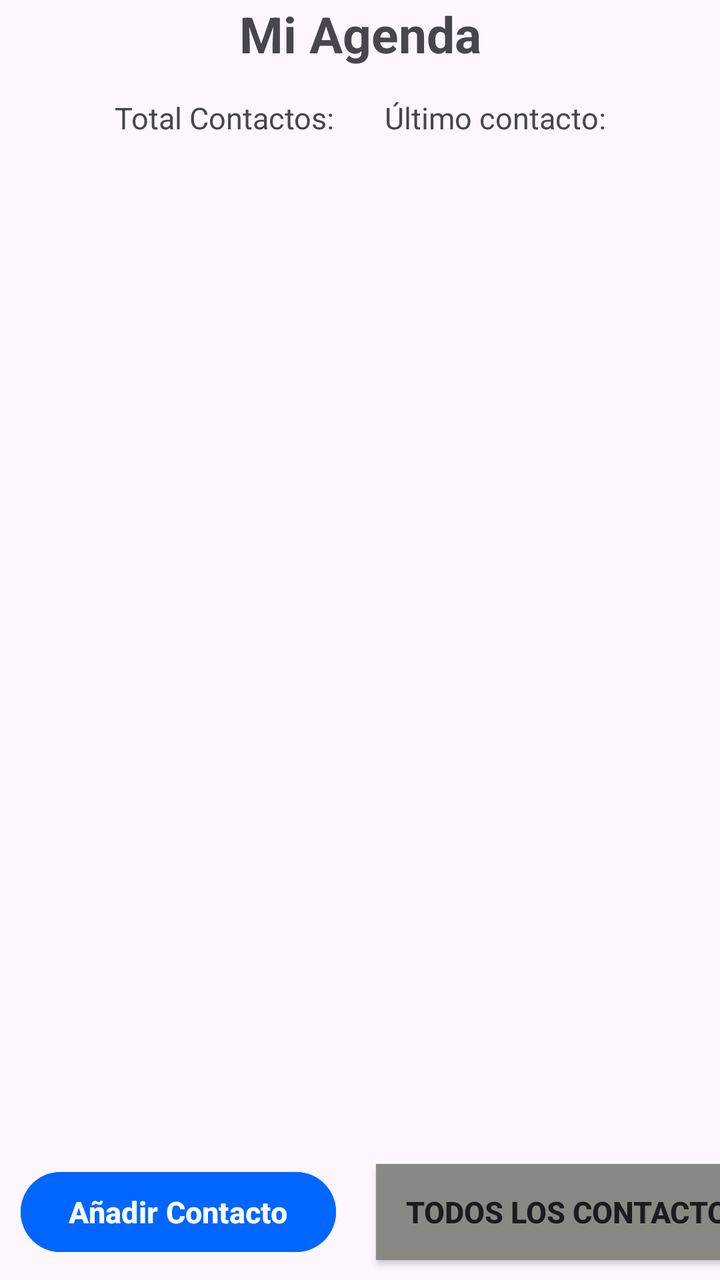
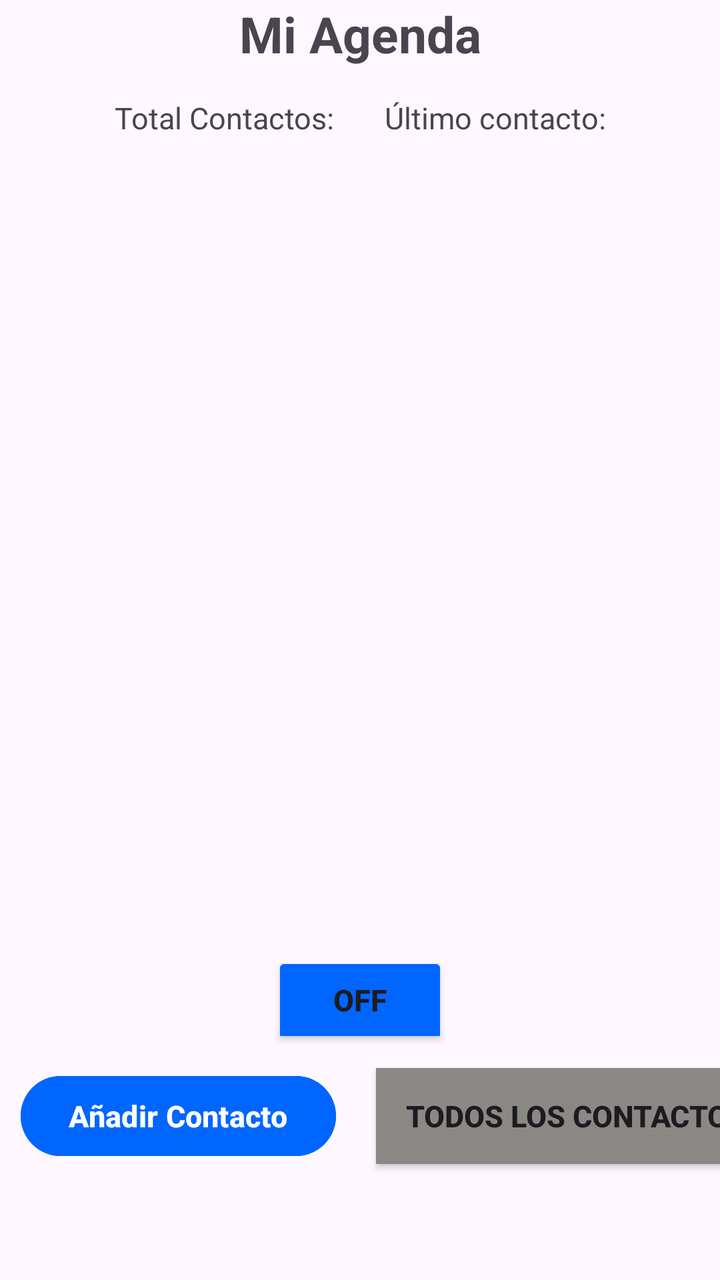

An Android layout rendered at two revisions. The XML below is the earlier revision; the diff shows what the commit changed to produce the second picture.
<!-- AndroidManifest.xml: application theme Theme.MiAgenda -->
<!-- res/layout/activity_main.xml -->
<?xml version="1.0" encoding="utf-8"?>
<androidx.constraintlayout.widget.ConstraintLayout xmlns:android="http://schemas.android.com/apk/res/android"
    xmlns:app="http://schemas.android.com/apk/res-auto"
    xmlns:tools="http://schemas.android.com/tools"
    android:id="@+id/main"
    android:layout_width="match_parent"
    android:layout_height="match_parent"
    tools:context=".MainActivity">

    <TextView
        android:id="@+id/title"
        android:layout_width="wrap_content"
        android:layout_height="wrap_content"
        android:text="@string/app_name"
        app:layout_constraintTop_toTopOf="parent"
        app:layout_constraintEnd_toEndOf="parent"
        app:layout_constraintStart_toStartOf="parent"
        android:textSize="25sp"
        android:textStyle="bold"
    />

    <LinearLayout
        android:id="@+id/infoLayout"
        android:layout_width="wrap_content"
        android:layout_height="wrap_content"
        app:layout_constraintStart_toStartOf="@+id/title"
        app:layout_constraintEnd_toEndOf="@+id/title"
        app:layout_constraintTop_toBottomOf="@+id/title"
        android:layout_margin="10dp"
        android:orientation="horizontal">

        <TextView
            android:id="@+id/contactos"
            android:layout_width="wrap_content"
            android:layout_height="wrap_content"
            android:text="@string/contacts"
            android:padding="5dp"
            android:textSize="15sp"
        />
        
        <TextView
            android:id="@+id/contacts_count"
            android:layout_width="wrap_content"
            android:layout_height="wrap_content"
            android:paddingStart="0dp"
            android:paddingEnd="10dp"
            android:textSize="15sp"
        />

        <TextView
            android:id="@+id/lastContactText"
            android:layout_width="wrap_content"
            android:layout_height="wrap_content"
            android:text="@string/last_contact_text"
            android:paddingStart="10dp"
            android:paddingEnd="5dp"
            android:textSize="15sp"
        />
        <TextView
            android:id="@+id/lastContact"
            android:layout_width="wrap_content"
            android:layout_height="wrap_content"
            android:textSize="15sp"
        />

    </LinearLayout>

    <LinearLayout
        android:id="@+id/buttonsLayout"
        android:layout_width="wrap_content"
        android:layout_height="wrap_content"
        app:layout_constraintStart_toStartOf="@+id/title"
        app:layout_constraintEnd_toEndOf="@+id/title"
        app:layout_constraintBottom_toBottomOf="parent">

        <Button
            android:id="@+id/addContact"
            android:layout_width="wrap_content"
            android:layout_height="wrap_content"
            android:text="@string/add_contact"
            android:backgroundTint="@color/blue"
            android:textSize="15sp"
            android:textStyle="bold"
            android:layout_margin="10dp"
        />
        <ToggleButton
            android:id="@+id/only_favourites"
            android:layout_width="200dp"
            android:layout_height="wrap_content"
            android:textOff="@string/all_contacts"
            android:textOn="@string/only_favourites"
            android:background="@drawable/toggle_button"
            android:textSize="15sp"
            android:textStyle="bold"
            android:checked="false"
            android:layout_margin="10dp"
        />

    </LinearLayout>

    <androidx.recyclerview.widget.RecyclerView
        android:id="@+id/recyclerContacts"
        android:layout_width="0dp"
        android:layout_height="0dp"
        app:layout_constraintTop_toBottomOf="@id/infoLayout"
        app:layout_constraintBottom_toTopOf="@id/buttonsLayout"
        app:layout_constraintStart_toStartOf="parent"
        app:layout_constraintEnd_toEndOf="parent"/>

</androidx.constraintlayout.widget.ConstraintLayout>
<!-- resources referenced by this layout -->
<resources>
  <color name="blue">#0066FF</color>
  <!-- drawable toggle_button (drawable) -->
  <?xml version="1.0" encoding="utf-8"?>
  <selector xmlns:android="http://schemas.android.com/apk/res/android">
  
      <item android:state_checked="true" android:drawable="@color/yellow" />
      <item android:state_checked="false" android:drawable="@color/lightGrey" />
  </selector>
  <string name="add_contact">Añadir Contacto</string>
  <string name="all_contacts">Todos los contactos</string>"
  <string name="app_name">Mi Agenda</string>
  <string name="contacts">Total Contactos: </string>
  <string name="last_contact_text">Último contacto: </string>
  <string name="only_favourites">Solo favoritos</string>
  <style name="Theme.MiAgenda" parent="Base.Theme.MiAgenda" />
  <color name="yellow">#FFDF00</color>
  <color name="lightGrey">#8A8884</color>
  <style name="Base.Theme.MiAgenda" parent="Theme.Material3.DayNight.NoActionBar">
          
          
      </style>
</resources>

<!-- the commit's change to res/layout/activity_main.xml (unified diff, before → after) -->
@@ -37,7 +37,6 @@
             android:padding="5dp"
             android:textSize="15sp"
         />
-        
         <TextView
             android:id="@+id/contacts_count"
             android:layout_width="wrap_content"
@@ -71,7 +70,8 @@
         android:layout_height="wrap_content"
         app:layout_constraintStart_toStartOf="@+id/title"
         app:layout_constraintEnd_toEndOf="@+id/title"
-        app:layout_constraintBottom_toBottomOf="parent">
+        app:layout_constraintBottom_toBottomOf="parent"
+        app:layout_constraintTop_toBottomOf="@+id/recyclerContacts">
 
         <Button
             android:id="@+id/addContact"
@@ -98,12 +98,28 @@
 
     </LinearLayout>
 
+    <ToggleButton
+        android:id="@+id/sort"
+        android:layout_width="wrap_content"
+        android:layout_height="wrap_content"
+        android:text="@string/sort"
+        android:backgroundTint="@color/blue"
+        android:textSize="15sp"
+        android:textStyle="bold"
+        android:layout_margin="0dp"
+        app:layout_constraintStart_toStartOf="parent"
+        app:layout_constraintEnd_toEndOf="parent"
+        app:layout_constraintTop_toBottomOf="@+id/recyclerContacts"
+        app:layout_constraintBottom_toTopOf="@+id/buttonsLayout"
+    />
+
+
     <androidx.recyclerview.widget.RecyclerView
         android:id="@+id/recyclerContacts"
         android:layout_width="0dp"
         android:layout_height="0dp"
         app:layout_constraintTop_toBottomOf="@id/infoLayout"
-        app:layout_constraintBottom_toTopOf="@id/buttonsLayout"
+        app:layout_constraintBottom_toTopOf="@id/sort"
         app:layout_constraintStart_toStartOf="parent"
         app:layout_constraintEnd_toEndOf="parent"/>
 
<!-- resource entries referenced after the edit -->
@@ -14,6 +14,7 @@
   <string name="contacts">Total Contactos: </string>
   <string name="last_contact_text">Último contacto: </string>
   <string name="only_favourites">Solo favoritos</string>
+  <string name="sort">Ordenar</string>
   <style name="Theme.MiAgenda" parent="Base.Theme.MiAgenda" />
   <color name="yellow">#FFDF00</color>
   <color name="lightGrey">#8A8884</color>
